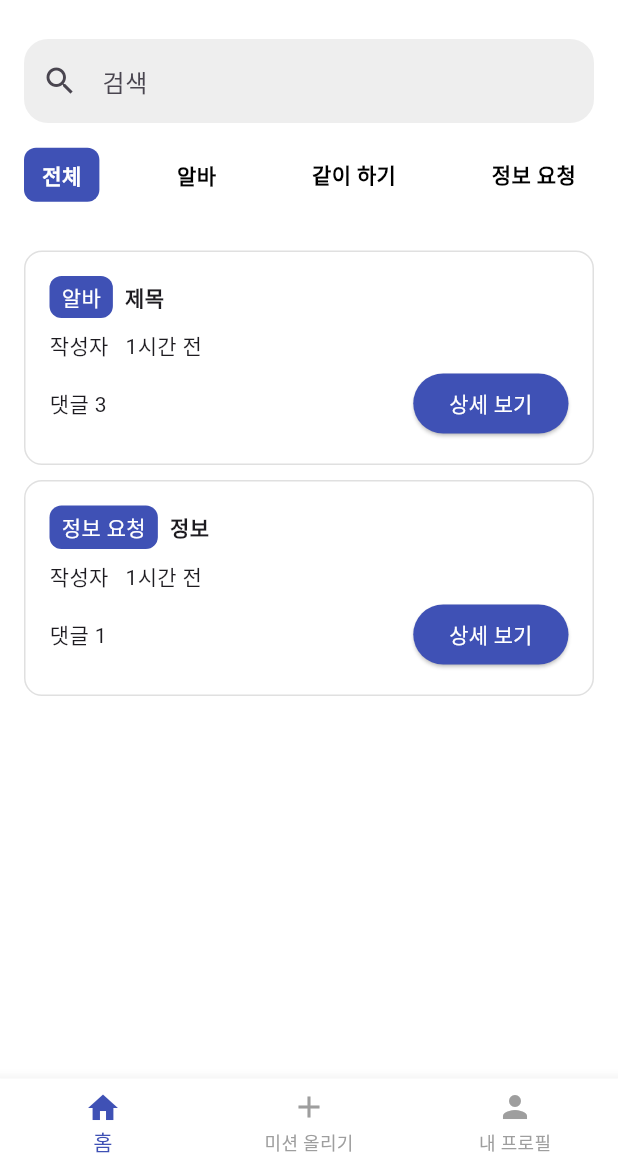
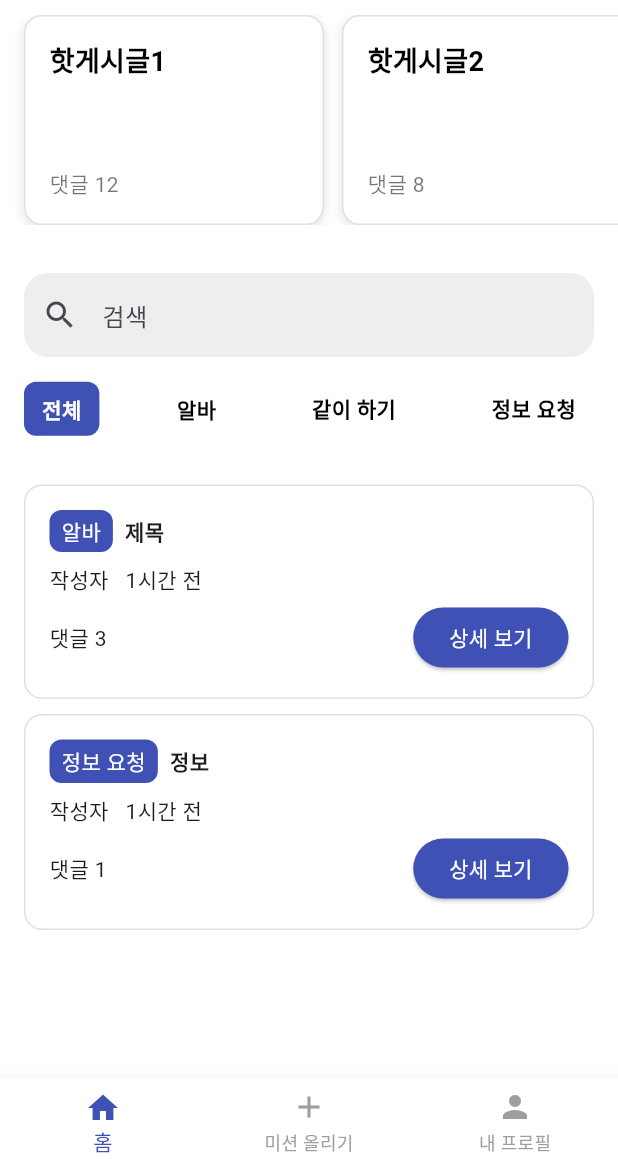
Before and after one commit to leewajin/c-box-flutter-1, a Flutter app: the screen it shows after launch, on a phone screen of 412 x 824 dp, the part 69-1236 px from its top. Run offline on Flutter 3.47's test engine with Material 3 defaults, Android fonts, the phone set to English and light mode, and no system bars; Roboto replaces fonts that are missing (Pretendard).

Commit message:
[Feat]: 핫게시글 및 클릭 시 상세페이지로 이동 기능 구현

```diff
--- a/lib/screens/mission_home.dart
+++ b/lib/screens/mission_home.dart
@@ -3,6 +3,8 @@ import '../widgets/category_tab.dart';
 import '../widgets/post_card.dart';
 import '../widgets/bottom_nav_bar.dart';
 import '../screens/message_list_page.dart';  // ✉️ 쪽지 목록 화면 import
+import '../widgets/hot_post_card.dart';
+import '../screens/post_detail_page.dart';
 
 class MissionHome extends StatelessWidget {
   const MissionHome({super.key});
@@ -68,8 +70,44 @@ class MainContent extends StatelessWidget {
 
   @override
   Widget build(BuildContext context) {
+    // 1) 핫게시글 데이터 선언
+    final hotPosts = [
+      {'title': '핫게시글1', 'subtitle': '댓글 12'},
+      {'title': '핫게시글2', 'subtitle': '댓글 8'},
+      {'title': '핫게시글3', 'subtitle': '댓글 20'},
+    ];
+
     return Column(
       children: [
+        // 2) 핫게시글 섹션
+        SizedBox(
+          height: 140,
+          child: ListView.separated(
+            padding: const EdgeInsets.symmetric(horizontal: 16),
+            scrollDirection: Axis.horizontal,
+            itemCount: hotPosts.length,
+            separatorBuilder: (_, __) => const SizedBox(width: 12),
+            itemBuilder: (context, idx) {
+              // 이 안에서만 post 변수를 사용할 수 있습니다!
+              final post = hotPosts[idx];
+
+              return HotPostCard(
+                title: post['title']!,
+                subtitle: post['subtitle']!,
+                onTap: () {
+                  Navigator.push(
+                    context,
+                    MaterialPageRoute(builder: (_) => const PostDetailPage()),
+                  );
+                },
+              );
+            },
+          ),
+        ),
+
+        const SizedBox(height: 16),
+
+        // 2) 검색창
         Padding(
           padding: const EdgeInsets.all(16),
           child: TextField(
@@ -85,6 +123,8 @@ class MainContent extends StatelessWidget {
             ),
           ),
         ),
+
+        // 3) 카테고리 탭
         Padding(
           padding: const EdgeInsets.symmetric(horizontal: 16),
           child: Row(
@@ -98,6 +138,8 @@ class MainContent extends StatelessWidget {
           ),
         ),
         SizedBox(height: 16),
+
+        // 4) 게시글 리스트
         Expanded(
           child: ListView(
             padding: const EdgeInsets.all(16),
--- /dev/null
+++ b/lib/widgets/hot_post_card.dart
@@ -0,0 +1,62 @@
+import 'package:flutter/material.dart';
+
+/// 핫 게시글 카드 컴포넌트
+/// [title]: 게시글 제목
+/// [subtitle]: 게시글 부제 (예: 댓글 수)
+/// [onTap]: 카드 터치 시 실행할 콜백
+class HotPostCard extends StatelessWidget {
+  final String title;
+  final String subtitle;
+  final VoidCallback? onTap;
+
+  const HotPostCard({
+    Key? key,
+    required this.title,
+    required this.subtitle,
+    this.onTap,
+  }) : super(key: key);
+
+  @override
+  Widget build(BuildContext context) {
+    return GestureDetector(
+      onTap: onTap,
+      child: Container(
+        width: 200,
+        decoration: BoxDecoration(
+          color: Colors.white,
+          borderRadius: BorderRadius.circular(12),
+          border: Border.all(color: Colors.grey.shade300),
+          boxShadow: [
+            BoxShadow(
+              color: Colors.black12,
+              blurRadius: 6,
+              offset: Offset(0, 2),
+            ),
+          ],
+        ),
+        padding: const EdgeInsets.all(16),
+        child: Column(
+          crossAxisAlignment: CrossAxisAlignment.start,
+          children: [
+            Text(
+              title,
+              style: const TextStyle(
+                color: Colors.black,
+                fontSize: 18,
+                fontWeight: FontWeight.bold,
+              ),
+            ),
+            const Spacer(),
+            Text(
+              subtitle,
+              style: const TextStyle(
+                color: Colors.black54,
+                fontSize: 14,
+              ),
+            ),
+          ],
+        ),
+      ),
+    );
+  }
+}
```
